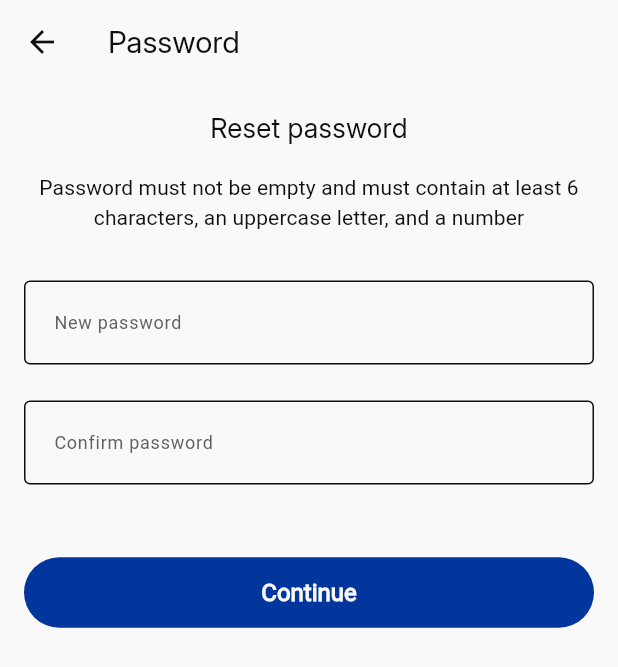
After one commit to ahmedelazab1220/online_exam_app, a Flutter app: the ResetPasswordView screen opened by its route, on a phone screen of 412 x 824 dp. The commit adds this screen. Shown: the top 667 px of the screen. Run offline on Flutter 3.47's test engine with Material 3 defaults, Android fonts, the phone set to English and light mode, and no system bars; our stand-ins replace dio, easy_localization, equatable, flutter_bloc, flutter_svg, fluttertoast and 5 more; generated files the repository leaves out were written again.

Commit message:
feat(reset_password): Add reset password feature with localization support - Created ResetPasswordView and ResetPasswordForm widgets - Added new password reset UI with form validation - Updated translation files (ar.json, en.json) with new locale keys - Modified locale_keys.g.dart to include reset password strings - Updated routes.dart for navigation support - Adjusted otp_verify_view.dart for integration with reset_password_view.dart

```diff
--- a/assets/translations/ar.json
+++ b/assets/translations/ar.json
@@ -7,6 +7,7 @@
     "EnterYourEmail": "أدخل بريدك الإلكتروني",
     "InvalidEmail": "هذا البريد الإلكتروني غير صالح",
     "Password": "كلمة المرور",
+    "ResetPassword": "استعادة كلمة المرور",
     "EnterYourPassword": "أدخل كلمة المرور الخاصة بك",
     "ConfirmPassword": "تأكيد كلمة المرور",
     "PasswordNotMatched": "كلمة المرور غير متطابقة",
--- a/assets/translations/en.json
+++ b/assets/translations/en.json
@@ -7,6 +7,7 @@
     "EnterYourEmail": "Enter your email",
     "InvalidEmail": "This email is not valid",
     "Password": "Password",
+    "ResetPassword": "Reset password",
     "EnterYourPassword": "Enter your password",
     "ConfirmPassword": "Confirm password",
     "PasswordNotMatched": "Password not matched",
--- a/lib/core/navigation/routes.dart
+++ b/lib/core/navigation/routes.dart
@@ -3,6 +3,7 @@ import '../../features/auth/login/presentation/view/login_view.dart';
 import '../../features/auth/sign_up/presentation/view/sign_up_view.dart';
 import '../../features/forget_password/presentation/view/forget_password_view.dart';
 import '../../features/otp_verify/presentation/view/otp_verify_view.dart';
+import '../../features/reset_password/presentation/view/reset_password_view.dart';
 
 class AppRoutes {
   static const String loginRoute = "/login";
@@ -16,5 +17,6 @@ class AppRoutes {
     signUpRoute: (context) => SignUpView(),
     forgetPasswordRoute: (context) => ForgetPasswordView(),
     otpVerifyRoute: (context) => OtpVerifyView(),
+    resetPasswordRoute: (context) => ResetPasswordView(),
   };
 }
--- a/lib/features/otp_verify/presentation/view/otp_verify_view.dart
+++ b/lib/features/otp_verify/presentation/view/otp_verify_view.dart
@@ -1,10 +1,10 @@
 import 'package:easy_localization/easy_localization.dart';
 import 'package:flutter/material.dart';
 import 'package:flutter_bloc/flutter_bloc.dart';
-import 'package:logger/logger.dart';
 import '../../../../core/assets/app_colors.dart';
 import '../../../../core/base/base_state.dart';
 import '../../../../core/di/di.dart';
+import '../../../../core/navigation/routes.dart';
 import '../../../../core/utils/dialogs/app_dialogs.dart';
 import '../../../../core/utils/dialogs/app_toasts.dart';
 import '../../../../core/utils/l10n/locale_keys.g.dart';
@@ -40,9 +40,7 @@ class _OtpVerifyViewState extends State<OtpVerifyView> {
             Navigator.pop(context);
           }
           if (state.baseState is BaseSuccessState) {
-            Logger().d("Navigate to ResetPasswordView");
-            // i'll uncomment it when add resetPasswordRoute
-            //Navigator.pushNamed(context, AppRoutes.resetPasswordRoute);
+            Navigator.pushNamed(context, AppRoutes.resetPasswordRoute);
           }
           if (state.baseState is BaseErrorState) {
             final errorMessage =
--- /dev/null
+++ b/lib/features/reset_password/presentation/view/reset_password_view.dart
@@ -0,0 +1,18 @@
+import 'package:easy_localization/easy_localization.dart';
+import 'package:flutter/material.dart';
+import '../../../../core/utils/l10n/locale_keys.g.dart';
+import 'widgets/reset_password_form.dart';
+
+class ResetPasswordView extends StatelessWidget {
+  const ResetPasswordView({super.key});
+
+  @override
+  Widget build(BuildContext context) {
+    return Scaffold(
+      appBar: AppBar(
+        title: Text(LocaleKeys.Authentication_Password.tr()),
+      ),
+      body: ResetPasswordForm(),
+    );
+  }
+}
--- /dev/null
+++ b/lib/features/reset_password/presentation/view/widgets/reset_password_form.dart
@@ -0,0 +1,83 @@
+import 'package:easy_localization/easy_localization.dart';
+import 'package:flutter/material.dart';
+
+import '../../../../../core/assets/app_colors.dart';
+import '../../../../../core/utils/l10n/locale_keys.g.dart';
+
+class ResetPasswordForm extends StatelessWidget {
+  const ResetPasswordForm({super.key});
+
+  @override
+  Widget build(BuildContext context) {
+    return SingleChildScrollView(
+      child: Form(
+        child: Padding(
+          padding: const EdgeInsets.all(16.0),
+          child: Column(
+            crossAxisAlignment: CrossAxisAlignment.stretch,
+            children: [
+              Text(
+                LocaleKeys.Authentication_ResetPassword.tr(),
+                style: Theme.of(context).textTheme.titleMedium!.copyWith(
+                      fontSize: 18,
+                    ),
+                textAlign: TextAlign.center,
+              ),
+              SizedBox(
+                height: 16.0,
+              ),
+              Row(
+                children: [
+                  Expanded(
+                    child: Text(
+                      LocaleKeys.Authentication_PasswordRequirements.tr(),
+                      style: Theme.of(context).textTheme.titleSmall!.copyWith(
+                            fontWeight: FontWeight.w400,
+                          ),
+                      textAlign: TextAlign.center,
+                    ),
+                  ),
+                ],
+              ),
+              SizedBox(
+                height: 32.0,
+              ),
+              TextFormField(
+                autovalidateMode: AutovalidateMode.onUserInteraction,
+                decoration: InputDecoration(
+                  labelText: LocaleKeys.Authentication_NewPassword.tr(),
+                  hintText: LocaleKeys.Authentication_EnterYourPassword.tr(),
+                ),
+                onTapOutside: (_) =>
+                    FocusManager.instance.primaryFocus?.unfocus(),
+              ),
+              SizedBox(
+                height: 24.0,
+              ),
+              TextFormField(
+                autovalidateMode: AutovalidateMode.onUserInteraction,
+                decoration: InputDecoration(
+                  labelText: LocaleKeys.Authentication_ConfirmPassword.tr(),
+                  hintText: LocaleKeys.Authentication_ConfirmPassword.tr(),
+                ),
+                onTapOutside: (_) =>
+                    FocusManager.instance.primaryFocus?.unfocus(),
+              ),
+              SizedBox(
+                height: 48.0,
+              ),
+              ElevatedButton(
+                onPressed: () {},
+                style: ElevatedButton.styleFrom(
+                  padding: const EdgeInsets.all(14),
+                  backgroundColor: AppColors.blue,
+                ),
+                child: Text(LocaleKeys.Authentication_Continue.tr()),
+              ),
+            ],
+          ),
+        ),
+      ),
+    );
+  }
+}
```
Also changed, not shown: lib/core/utils/l10n/locale_keys.g.dart, 4 other files.
